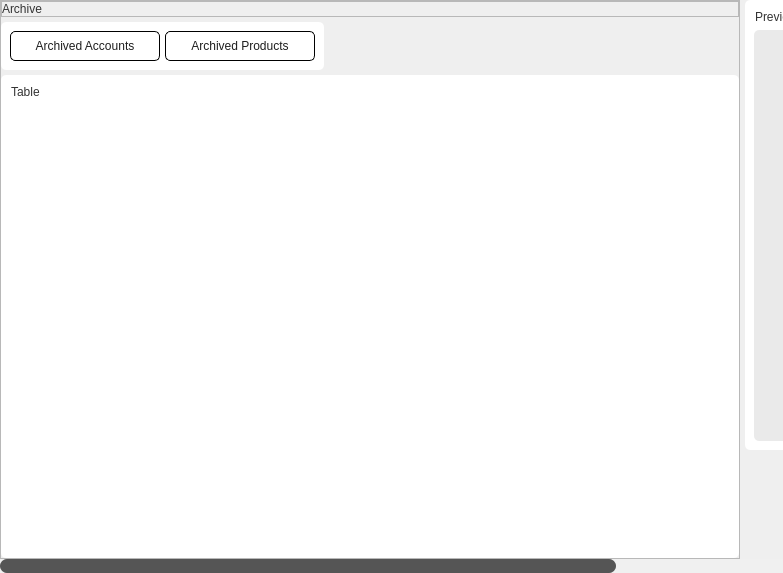
This is app/src/ui/NEW/archive_page.ui in Kazu0210/Inventory-System as Qt 5 draws it before an edit. The edited form follows.
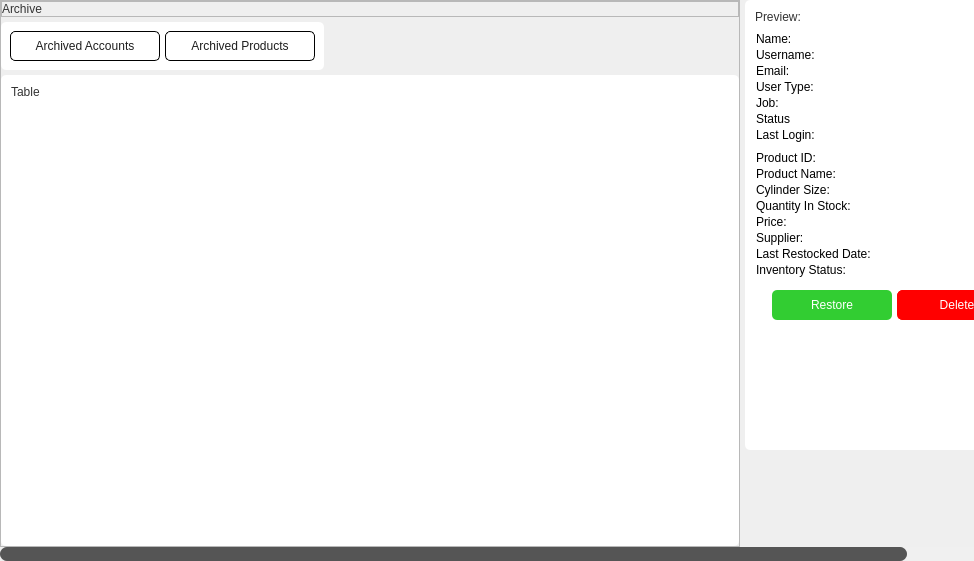
This is the edited form.

Commit message: "Removed _id field from temp_user_data.json"

Patch:
```diff
--- a/app/src/ui/NEW/archive_page.ui
+++ b/app/src/ui/NEW/archive_page.ui
@@ -6,8 +6,8 @@
    <rect>
     <x>0</x>
     <y>0</y>
-    <width>783</width>
-    <height>573</height>
+    <width>974</width>
+    <height>561</height>
    </rect>
   </property>
   <property name="windowTitle">
@@ -90,10 +90,10 @@
      <widget class="QWidget" name="scrollAreaWidgetContents">
       <property name="geometry">
        <rect>
-        <x>-212</x>
+        <x>-71</x>
         <y>0</y>
-        <width>995</width>
-        <height>556</height>
+        <width>1045</width>
+        <height>544</height>
        </rect>
       </property>
       <layout class="QHBoxLayout" name="horizontalLayout">
@@ -319,7 +319,7 @@
                  <number>0</number>
                 </property>
                 <item alignment="Qt::AlignLeft">
-                 <widget class="QLabel" name="label_2">
+                 <widget class="QLabel" name="table_name_label">
                   <property name="styleSheet">
                    <string notr="true">font: 87 16pt &quot;Noto Sans Black&quot;;
 color: #333333;</string>
@@ -350,7 +350,7 @@
         <widget class="QFrame" name="frame">
          <property name="minimumSize">
           <size>
-           <width>250</width>
+           <width>300</width>
            <height>450</height>
           </size>
          </property>
@@ -379,7 +379,7 @@
           <property name="spacing">
            <number>5</number>
           </property>
-          <item alignment="Qt::AlignTop">
+          <item>
            <widget class="QFrame" name="frame_7">
             <property name="frameShape">
              <enum>QFrame::StyledPanel</enum>
@@ -418,69 +418,1000 @@
            </widget>
           </item>
           <item>
-           <widget class="QScrollArea" name="scrollArea_2">
-            <property name="styleSheet">
-             <string notr="true">#scrollArea_2{
-background-color: #EAEAEA;
+           <widget class="QFrame" name="archive_account_frame">
+            <property name="frameShape">
+             <enum>QFrame::StyledPanel</enum>
+            </property>
+            <property name="frameShadow">
+             <enum>QFrame::Raised</enum>
+            </property>
+            <layout class="QVBoxLayout" name="verticalLayout_5">
+             <property name="spacing">
+              <number>0</number>
+             </property>
+             <property name="leftMargin">
+              <number>0</number>
+             </property>
+             <property name="topMargin">
+              <number>0</number>
+             </property>
+             <property name="rightMargin">
+              <number>0</number>
+             </property>
+             <property name="bottomMargin">
+              <number>0</number>
+             </property>
+             <item>
+              <widget class="QFrame" name="frame_8">
+               <property name="frameShape">
+                <enum>QFrame::StyledPanel</enum>
+               </property>
+               <property name="frameShadow">
+                <enum>QFrame::Raised</enum>
+               </property>
+               <layout class="QHBoxLayout" name="horizontalLayout_6">
+                <property name="spacing">
+                 <number>5</number>
+                </property>
+                <property name="leftMargin">
+                 <number>0</number>
+                </property>
+                <property name="topMargin">
+                 <number>0</number>
+                </property>
+                <property name="rightMargin">
+                 <number>0</number>
+                </property>
+                <property name="bottomMargin">
+                 <number>0</number>
+                </property>
+                <item>
+                 <widget class="QLabel" name="label_2">
+                  <property name="minimumSize">
+                   <size>
+                    <width>80</width>
+                    <height>0</height>
+                   </size>
+                  </property>
+                  <property name="maximumSize">
+                   <size>
+                    <width>80</width>
+                    <height>16777215</height>
+                   </size>
+                  </property>
+                  <property name="styleSheet">
+                   <string notr="true">font: 63 10pt &quot;Noto Sans SemiBold&quot;;</string>
+                  </property>
+                  <property name="text">
+                   <string>Name:</string>
+                  </property>
+                 </widget>
+                </item>
+                <item>
+                 <widget class="QLabel" name="name_label">
+                  <property name="text">
+                   <string/>
+                  </property>
+                 </widget>
+                </item>
+               </layout>
+              </widget>
+             </item>
+             <item>
+              <widget class="QFrame" name="frame_13">
+               <property name="frameShape">
+                <enum>QFrame::StyledPanel</enum>
+               </property>
+               <property name="frameShadow">
+                <enum>QFrame::Raised</enum>
+               </property>
+               <layout class="QHBoxLayout" name="horizontalLayout_11">
+                <property name="spacing">
+                 <number>5</number>
+                </property>
+                <property name="leftMargin">
+                 <number>0</number>
+                </property>
+                <property name="topMargin">
+                 <number>0</number>
+                </property>
+                <property name="rightMargin">
+                 <number>0</number>
+                </property>
+                <property name="bottomMargin">
+                 <number>0</number>
+                </property>
+                <item>
+                 <widget class="QLabel" name="label_4">
+                  <property name="minimumSize">
+                   <size>
+                    <width>80</width>
+                    <height>0</height>
+                   </size>
+                  </property>
+                  <property name="maximumSize">
+                   <size>
+                    <width>80</width>
+                    <height>16777215</height>
+                   </size>
+                  </property>
+                  <property name="styleSheet">
+                   <string notr="true">font: 63 10pt &quot;Noto Sans SemiBold&quot;;</string>
+                  </property>
+                  <property name="text">
+                   <string>Username:</string>
+                  </property>
+                 </widget>
+                </item>
+                <item>
+                 <widget class="QLabel" name="username_label">
+                  <property name="text">
+                   <string/>
+                  </property>
+                 </widget>
+                </item>
+               </layout>
+              </widget>
+             </item>
+             <item>
+              <widget class="QFrame" name="frame_11">
+               <property name="frameShape">
+                <enum>QFrame::StyledPanel</enum>
+               </property>
+               <property name="frameShadow">
+                <enum>QFrame::Raised</enum>
+               </property>
+               <layout class="QHBoxLayout" name="horizontalLayout_9">
+                <property name="spacing">
+                 <number>5</number>
+                </property>
+                <property name="leftMargin">
+                 <number>0</number>
+                </property>
+                <property name="topMargin">
+                 <number>0</number>
+                </property>
+                <property name="rightMargin">
+                 <number>0</number>
+                </property>
+                <property name="bottomMargin">
+                 <number>0</number>
+                </property>
+                <item>
+                 <widget class="QLabel" name="label_5">
+                  <property name="minimumSize">
+                   <size>
+                    <width>80</width>
+                    <height>0</height>
+                   </size>
+                  </property>
+                  <property name="maximumSize">
+                   <size>
+                    <width>80</width>
+                    <height>16777215</height>
+                   </size>
+                  </property>
+                  <property name="styleSheet">
+                   <string notr="true">font: 63 10pt &quot;Noto Sans SemiBold&quot;;</string>
+                  </property>
+                  <property name="text">
+                   <string>Email:</string>
+                  </property>
+                 </widget>
+                </item>
+                <item>
+                 <widget class="QLabel" name="email_label">
+                  <property name="text">
+                   <string/>
+                  </property>
+                 </widget>
+                </item>
+               </layout>
+              </widget>
+             </item>
+             <item>
+              <widget class="QFrame" name="frame_12">
+               <property name="frameShape">
+                <enum>QFrame::StyledPanel</enum>
+               </property>
+               <property name="frameShadow">
+                <enum>QFrame::Raised</enum>
+               </property>
+               <layout class="QHBoxLayout" name="horizontalLayout_10">
+                <property name="spacing">
+                 <number>5</number>
+                </property>
+                <property name="leftMargin">
+                 <number>0</number>
+                </property>
+                <property name="topMargin">
+                 <number>0</number>
+                </property>
+                <property name="rightMargin">
+                 <number>0</number>
+                </property>
+                <property name="bottomMargin">
+                 <number>0</number>
+                </property>
+                <item>
+                 <widget class="QLabel" name="label_7">
+                  <property name="minimumSize">
+                   <size>
+                    <width>80</width>
+                    <height>0</height>
+                   </size>
+                  </property>
+                  <property name="maximumSize">
+                   <size>
+                    <width>80</width>
+                    <height>16777215</height>
+                   </size>
+                  </property>
+                  <property name="styleSheet">
+                   <string notr="true">font: 63 10pt &quot;Noto Sans SemiBold&quot;;</string>
+                  </property>
+                  <property name="text">
+                   <string>User Type:</string>
+                  </property>
+                 </widget>
+                </item>
+                <item>
+                 <widget class="QLabel" name="usertype_label">
+                  <property name="text">
+                   <string/>
+                  </property>
+                 </widget>
+                </item>
+               </layout>
+              </widget>
+             </item>
+             <item>
+              <widget class="QFrame" name="frame_10">
+               <property name="frameShape">
+                <enum>QFrame::StyledPanel</enum>
+               </property>
+               <property name="frameShadow">
+                <enum>QFrame::Raised</enum>
+               </property>
+               <layout class="QHBoxLayout" name="horizontalLayout_8">
+                <property name="spacing">
+                 <number>5</number>
+                </property>
+                <property name="leftMargin">
+                 <number>0</number>
+                </property>
+                <property name="topMargin">
+                 <number>0</number>
+                </property>
+                <property name="rightMargin">
+                 <number>0</number>
+                </property>
+                <property name="bottomMargin">
+                 <number>0</number>
+                </property>
+                <item>
+                 <widget class="QLabel" name="label_9">
+                  <property name="minimumSize">
+                   <size>
+                    <width>80</width>
+                    <height>0</height>
+                   </size>
+                  </property>
+                  <property name="maximumSize">
+                   <size>
+                    <width>80</width>
+                    <height>16777215</height>
+                   </size>
+                  </property>
+                  <property name="styleSheet">
+                   <string notr="true">font: 63 10pt &quot;Noto Sans SemiBold&quot;;</string>
+                  </property>
+                  <property name="text">
+                   <string>Job:</string>
+                  </property>
+                 </widget>
+                </item>
+                <item>
+                 <widget class="QLabel" name="job_label">
+                  <property name="text">
+                   <string/>
+                  </property>
+                 </widget>
+                </item>
+               </layout>
+              </widget>
+             </item>
+             <item>
+              <widget class="QFrame" name="frame_14">
+               <property name="frameShape">
+                <enum>QFrame::StyledPanel</enum>
+               </property>
+               <property name="frameShadow">
+                <enum>QFrame::Raised</enum>
+               </property>
+               <layout class="QHBoxLayout" name="horizontalLayout_12">
+                <property name="spacing">
+                 <number>5</number>
+                </property>
+                <property name="leftMargin">
+                 <number>0</number>
+                </property>
+                <property name="topMargin">
+                 <number>0</number>
+                </property>
+                <property name="rightMargin">
+                 <number>0</number>
+                </property>
+                <property name="bottomMargin">
+                 <number>0</number>
+                </property>
+                <item>
+                 <widget class="QLabel" name="label_11">
+                  <property name="minimumSize">
+                   <size>
+                    <width>80</width>
+                    <height>0</height>
+                   </size>
+                  </property>
+                  <property name="maximumSize">
+                   <size>
+                    <width>80</width>
+                    <height>16777215</height>
+                   </size>
+                  </property>
+                  <property name="styleSheet">
+                   <string notr="true">font: 63 10pt &quot;Noto Sans SemiBold&quot;;</string>
+                  </property>
+                  <property name="text">
+                   <string>Status</string>
+                  </property>
+                 </widget>
+                </item>
+                <item>
+                 <widget class="QLabel" name="status_label">
+                  <property name="text">
+                   <string/>
+                  </property>
+                 </widget>
+                </item>
+               </layout>
+              </widget>
+             </item>
+             <item>
+              <widget class="QFrame" name="frame_9">
+               <property name="frameShape">
+                <enum>QFrame::StyledPanel</enum>
+               </property>
+               <property name="frameShadow">
+                <enum>QFrame::Raised</enum>
+               </property>
+               <layout class="QHBoxLayout" name="horizontalLayout_7">
+                <property name="spacing">
+                 <number>5</number>
+                </property>
+                <property name="leftMargin">
+                 <number>0</number>
+                </property>
+                <property name="topMargin">
+                 <number>0</number>
+                </property>
+                <property name="rightMargin">
+                 <number>0</number>
+                </property>
+                <property name="bottomMargin">
+                 <number>0</number>
+                </property>
+                <item>
+                 <widget class="QLabel" name="label_13">
+                  <property name="minimumSize">
+                   <size>
+                    <width>80</width>
+                    <height>0</height>
+                   </size>
+                  </property>
+                  <property name="maximumSize">
+                   <size>
+                    <width>80</width>
+                    <height>16777215</height>
+                   </size>
+                  </property>
+                  <property name="styleSheet">
+                   <string notr="true">font: 63 10pt &quot;Noto Sans SemiBold&quot;;</string>
+                  </property>
+                  <property name="text">
+                   <string>Last Login:</string>
+                  </property>
+                 </widget>
+                </item>
+                <item>
+                 <widget class="QLabel" name="lastlogin_label">
+                  <property name="text">
+                   <string/>
+                  </property>
+                 </widget>
+                </item>
+               </layout>
+              </widget>
+             </item>
+            </layout>
+           </widget>
+          </item>
+          <item>
+           <widget class="QFrame" name="archive_product_frame">
+            <property name="frameShape">
+             <enum>QFrame::StyledPanel</enum>
+            </property>
+            <property name="frameShadow">
+             <enum>QFrame::Raised</enum>
+            </property>
+            <layout class="QVBoxLayout" name="verticalLayout_6">
+             <property name="spacing">
+              <number>0</number>
+             </property>
+             <property name="leftMargin">
+              <number>0</number>
+             </property>
+             <property name="topMargin">
+              <number>0</number>
+             </property>
+             <property name="rightMargin">
+              <number>0</number>
+             </property>
+             <property name="bottomMargin">
+              <number>5</number>
+             </property>
+             <item>
+              <widget class="QFrame" name="frame_15">
+               <property name="frameShape">
+                <enum>QFrame::StyledPanel</enum>
+               </property>
+               <property name="frameShadow">
+                <enum>QFrame::Raised</enum>
+               </property>
+               <layout class="QHBoxLayout" name="horizontalLayout_13">
+                <property name="spacing">
+                 <number>5</number>
+                </property>
+                <property name="leftMargin">
+                 <number>0</number>
+                </property>
+                <property name="topMargin">
+                 <number>0</number>
+                </property>
+                <property name="rightMargin">
+                 <number>0</number>
+                </property>
+                <property name="bottomMargin">
+                 <number>0</number>
+                </property>
+                <item>
+                 <widget class="QLabel" name="label_6">
+                  <property name="minimumSize">
+                   <size>
+                    <width>150</width>
+                    <height>0</height>
+                   </size>
+                  </property>
+                  <property name="maximumSize">
+                   <size>
+                    <width>150</width>
+                    <height>16777215</height>
+                   </size>
+                  </property>
+                  <property name="styleSheet">
+                   <string notr="true">font: 63 10pt &quot;Noto Sans SemiBold&quot;;</string>
+                  </property>
+                  <property name="text">
+                   <string>Product ID:</string>
+                  </property>
+                 </widget>
+                </item>
+                <item>
+                 <widget class="QLabel" name="productid_label">
+                  <property name="text">
+                   <string/>
+                  </property>
+                 </widget>
+                </item>
+               </layout>
+              </widget>
+             </item>
+             <item>
+              <widget class="QFrame" name="frame_20">
+               <property name="frameShape">
+                <enum>QFrame::StyledPanel</enum>
+               </property>
+               <property name="frameShadow">
+                <enum>QFrame::Raised</enum>
+               </property>
+               <layout class="QHBoxLayout" name="horizontalLayout_18">
+                <property name="spacing">
+                 <number>5</number>
+                </property>
+                <property name="leftMargin">
+                 <number>0</number>
+                </property>
+                <property name="topMargin">
+                 <number>0</number>
+                </property>
+                <property name="rightMargin">
+                 <number>0</number>
+                </property>
+                <property name="bottomMargin">
+                 <number>0</number>
+                </property>
+                <item>
+                 <widget class="QLabel" name="label_15">
+                  <property name="minimumSize">
+                   <size>
+                    <width>150</width>
+                    <height>0</height>
+                   </size>
+                  </property>
+                  <property name="maximumSize">
+                   <size>
+                    <width>150</width>
+                    <height>16777215</height>
+                   </size>
+                  </property>
+                  <property name="styleSheet">
+                   <string notr="true">font: 63 10pt &quot;Noto Sans SemiBold&quot;;</string>
+                  </property>
+                  <property name="text">
+                   <string>Product Name:</string>
+                  </property>
+                 </widget>
+                </item>
+                <item>
+                 <widget class="QLabel" name="product_name_label">
+                  <property name="text">
+                   <string/>
+                  </property>
+                 </widget>
+                </item>
+               </layout>
+              </widget>
+             </item>
+             <item>
+              <widget class="QFrame" name="frame_18">
+               <property name="frameShape">
+                <enum>QFrame::StyledPanel</enum>
+               </property>
+               <property name="frameShadow">
+                <enum>QFrame::Raised</enum>
+               </property>
+               <layout class="QHBoxLayout" name="horizontalLayout_16">
+                <property name="spacing">
+                 <number>5</number>
+                </property>
+                <property name="leftMargin">
+                 <number>0</number>
+                </property>
+                <property name="topMargin">
+                 <number>0</number>
+                </property>
+                <property name="rightMargin">
+                 <number>0</number>
+                </property>
+                <property name="bottomMargin">
+                 <number>0</number>
+                </property>
+                <item>
+                 <widget class="QLabel" name="label_8">
+                  <property name="minimumSize">
+                   <size>
+                    <width>150</width>
+                    <height>0</height>
+                   </size>
+                  </property>
+                  <property name="maximumSize">
+                   <size>
+                    <width>150</width>
+                    <height>16777215</height>
+                   </size>
+                  </property>
+                  <property name="styleSheet">
+                   <string notr="true">font: 63 10pt &quot;Noto Sans SemiBold&quot;;</string>
+                  </property>
+                  <property name="text">
+                   <string>Cylinder Size:</string>
+                  </property>
+                 </widget>
+                </item>
+                <item>
+                 <widget class="QLabel" name="cylinder_size_label">
+                  <property name="text">
+                   <string/>
+                  </property>
+                 </widget>
+                </item>
+               </layout>
+              </widget>
+             </item>
+             <item>
+              <widget class="QFrame" name="frame_19">
+               <property name="frameShape">
+                <enum>QFrame::StyledPanel</enum>
+               </property>
+               <property name="frameShadow">
+                <enum>QFrame::Raised</enum>
+               </property>
+               <layout class="QHBoxLayout" name="horizontalLayout_17">
+                <property name="spacing">
+                 <number>5</number>
+                </property>
+                <property name="leftMargin">
+                 <number>0</number>
+                </property>
+                <property name="topMargin">
+                 <number>0</number>
+                </property>
+                <property name="rightMargin">
+                 <number>0</number>
+                </property>
+                <property name="bottomMargin">
+                 <number>0</number>
+                </property>
+                <item>
+                 <widget class="QLabel" name="label_12">
+                  <property name="minimumSize">
+                   <size>
+                    <width>150</width>
+                    <height>0</height>
+                   </size>
+                  </property>
+                  <property name="maximumSize">
+                   <size>
+                    <width>150</width>
+                    <height>16777215</height>
+                   </size>
+                  </property>
+                  <property name="styleSheet">
+                   <string notr="true">font: 63 10pt &quot;Noto Sans SemiBold&quot;;</string>
+                  </property>
+                  <property name="text">
+                   <string>Quantity In Stock:</string>
+                  </property>
+                 </widget>
+                </item>
+                <item>
+                 <widget class="QLabel" name="quantity_label">
+                  <property name="text">
+                   <string/>
+                  </property>
+                 </widget>
+                </item>
+               </layout>
+              </widget>
+             </item>
+             <item>
+              <widget class="QFrame" name="frame_17">
+               <property name="frameShape">
+                <enum>QFrame::StyledPanel</enum>
+               </property>
+               <property name="frameShadow">
+                <enum>QFrame::Raised</enum>
+               </property>
+               <layout class="QHBoxLayout" name="horizontalLayout_15">
+                <property name="spacing">
+                 <number>5</number>
+                </property>
+                <property name="leftMargin">
+                 <number>0</number>
+                </property>
+                <property name="topMargin">
+                 <number>0</number>
+                </property>
+                <property name="rightMargin">
+                 <number>0</number>
+                </property>
+                <property name="bottomMargin">
+                 <number>0</number>
+                </property>
+                <item>
+                 <widget class="QLabel" name="label_10">
+                  <property name="minimumSize">
+                   <size>
+                    <width>150</width>
+                    <height>0</height>
+                   </size>
+                  </property>
+                  <property name="maximumSize">
+                   <size>
+                    <width>150</width>
+                    <height>16777215</height>
+                   </size>
+                  </property>
+                  <property name="styleSheet">
+                   <string notr="true">font: 63 10pt &quot;Noto Sans SemiBold&quot;;</string>
+                  </property>
+                  <property name="text">
+                   <string>Price:</string>
+                  </property>
+                 </widget>
+                </item>
+                <item>
+                 <widget class="QLabel" name="price_label">
+                  <property name="text">
+                   <string/>
+                  </property>
+                 </widget>
+                </item>
+               </layout>
+              </widget>
+             </item>
+             <item>
+              <widget class="QFrame" name="frame_21">
+               <property name="frameShape">
+                <enum>QFrame::StyledPanel</enum>
+               </property>
+               <property name="frameShadow">
+                <enum>QFrame::Raised</enum>
+               </property>
+               <layout class="QHBoxLayout" name="horizontalLayout_19">
+                <property name="spacing">
+                 <number>5</number>
+                </property>
+                <property name="leftMargin">
+                 <number>0</number>
+                </property>
+                <property name="topMargin">
+                 <number>0</number>
+                </property>
+                <property name="rightMargin">
+                 <number>0</number>
+                </property>
+                <property name="bottomMargin">
+                 <number>0</number>
+                </property>
+                <item>
+                 <widget class="QLabel" name="label_16">
+                  <property name="minimumSize">
+                   <size>
+                    <width>150</width>
+                    <height>0</height>
+                   </size>
+                  </property>
+                  <property name="maximumSize">
+                   <size>
+                    <width>150</width>
+                    <height>16777215</height>
+                   </size>
+                  </property>
+                  <property name="styleSheet">
+                   <string notr="true">font: 63 10pt &quot;Noto Sans SemiBold&quot;;</string>
+                  </property>
+                  <property name="text">
+                   <string>Supplier:</string>
+                  </property>
+                 </widget>
+                </item>
+                <item>
+                 <widget class="QLabel" name="supplier_label">
+                  <property name="text">
+                   <string/>
+                  </property>
+                 </widget>
+                </item>
+               </layout>
+              </widget>
+             </item>
+             <item>
+              <widget class="QFrame" name="frame_16">
+               <property name="frameShape">
+                <enum>QFrame::StyledPanel</enum>
+               </property>
+               <property name="frameShadow">
+                <enum>QFrame::Raised</enum>
+               </property>
+               <layout class="QHBoxLayout" name="horizontalLayout_14">
+                <property name="spacing">
+                 <number>5</number>
+                </property>
+                <property name="leftMargin">
+                 <number>0</number>
+                </property>
+                <property name="topMargin">
+                 <number>0</number>
+                </property>
+                <property name="rightMargin">
+                 <number>0</number>
+                </property>
+                <property name="bottomMargin">
+                 <number>0</number>
+                </property>
+                <item>
+                 <widget class="QLabel" name="label_14">
+                  <property name="minimumSize">
+                   <size>
+                    <width>150</width>
+                    <height>0</height>
+                   </size>
+                  </property>
+                  <property name="maximumSize">
+                   <size>
+                    <width>150</width>
+                    <height>16777215</height>
+                   </size>
+                  </property>
+                  <property name="styleSheet">
+                   <string notr="true">font: 63 10pt &quot;Noto Sans SemiBold&quot;;</string>
+                  </property>
+                  <property name="text">
+                   <string>Last Restocked Date:</string>
+                  </property>
+                 </widget>
+                </item>
+                <item>
+                 <widget class="QLabel" name="restock_date_label">
+                  <property name="text">
+                   <string/>
+                  </property>
+                 </widget>
+                </item>
+               </layout>
+              </widget>
+             </item>
+             <item>
+              <widget class="QFrame" name="frame_22">
+               <property name="frameShape">
+                <enum>QFrame::StyledPanel</enum>
+               </property>
+               <property name="frameShadow">
+                <enum>QFrame::Raised</enum>
+               </property>
+               <layout class="QHBoxLayout" name="horizontalLayout_20">
+                <property name="spacing">
+                 <number>5</number>
+                </property>
+                <property name="leftMargin">
+                 <number>0</number>
+                </property>
+                <property name="topMargin">
+                 <number>0</number>
+                </property>
+                <property name="rightMargin">
+                 <number>0</number>
+                </property>
+                <property name="bottomMargin">
+                 <number>0</number>
+                </property>
+                <item>
+                 <widget class="QLabel" name="label_17">
+                  <property name="minimumSize">
+                   <size>
+                    <width>150</width>
+                    <height>0</height>
+                   </size>
+                  </property>
+                  <property name="maximumSize">
+                   <size>
+                    <width>150</width>
+                    <height>16777215</height>
+                   </size>
+                  </property>
+                  <property name="styleSheet">
+                   <string notr="true">font: 63 10pt &quot;Noto Sans SemiBold&quot;;</string>
+                  </property>
+                  <property name="text">
+                   <string>Inventory Status:</string>
+                  </property>
+                 </widget>
+                </item>
+                <item>
+                 <widget class="QLabel" name="inv_stat_label">
+                  <property name="styleSheet">
+                   <string notr="true">color: red;</string>
+                  </property>
+                  <property name="text">
+                   <string/>
+                  </property>
+                 </widget>
+                </item>
+               </layout>
+              </widget>
+             </item>
+            </layout>
+           </widget>
+          </item>
+          <item alignment="Qt::AlignHCenter|Qt::AlignVCenter">
+           <widget class="QFrame" name="frame_23">
+            <property name="frameShape">
+             <enum>QFrame::StyledPanel</enum>
+            </property>
+            <property name="frameShadow">
+             <enum>QFrame::Raised</enum>
+            </property>
+            <layout class="QHBoxLayout" name="horizontalLayout_21">
+             <property name="spacing">
+              <number>5</number>
+             </property>
+             <property name="leftMargin">
+              <number>0</number>
+             </property>
+             <property name="topMargin">
+              <number>0</number>
+             </property>
+             <property name="rightMargin">
+              <number>0</number>
+             </property>
+             <property name="bottomMargin">
+              <number>0</number>
+             </property>
+             <item>
+              <widget class="QPushButton" name="restore_pushButton">
+               <property name="minimumSize">
+                <size>
+                 <width>120</width>
+                 <height>30</height>
+                </size>
+               </property>
+               <property name="maximumSize">
+                <size>
+                 <width>120</width>
+                 <height>30</height>
+                </size>
+               </property>
+               <property name="cursor">
+                <cursorShape>PointingHandCursor</cursorShape>
+               </property>
+               <property name="styleSheet">
+                <string notr="true">background-color: #32CD32;
+color: #fff;
+font: 87 10pt &quot;Noto Sans Black&quot;;
 border: none;
+border-radius: 5px;</string>
+               </property>
+               <property name="text">
+                <string>Restore</string>
+               </property>
+              </widget>
+             </item>
+             <item>
+              <widget class="QPushButton" name="delete_pushButton">
+               <property name="minimumSize">
+                <size>
+                 <width>120</width>
+                 <height>30</height>
+                </size>
+               </property>
+               <property name="maximumSize">
+                <size>
+                 <width>120</width>
+                 <height>30</height>
+                </size>
+               </property>
+               <property name="cursor">
+                <cursorShape>PointingHandCursor</cursorShape>
+               </property>
+               <property name="styleSheet">
+                <string notr="true">background-color: red;
+color: #fff;
+border: 1px solid red;
 border-radius: 5px;
-}
-
-QScrollBar:hover{
- cursor: pointer;
-}
-            QScrollBar:vertical {
-                border: none;
-                background: #F0F0F0;
-                width: 14px;
-                margin: 0px 0px 0px 0px;
-            }
-            QScrollBar::handle:vertical {
-                background: #90A4AE;
-                border-radius: 7px;
-                min-height: 30px;
-            }
-            QScrollBar::add-line:vertical, QScrollBar::sub-line:vertical {
-                height: 0px;
-                background: none;
-            }
-            QScrollBar::add-page:vertical, QScrollBar::sub-page:vertical {
-                background: #F0F0F0;
-            }
-            QScrollBar:horizontal {
-                border: none;
-                background: #f0f0f0;
-                height: 14px;
-                margin: 0px 0px 0px 0px;
-            }
-            QScrollBar::handle:horizontal {
-                background: #555;
-                border-radius: 7px;
-                min-width: 30px;
-            }
-            QScrollBar::add-line:horizontal, QScrollBar::sub-line:horizontal {
-                width: 0px;
-                background: none;
-            }
-            QScrollBar::add-page:horizontal, QScrollBar::sub-page:horizontal {
-                background: #f0f0f0;
-            }</string>
-            </property>
-            <property name="widgetResizable">
-             <bool>true</bool>
-            </property>
-            <widget class="QWidget" name="scrollAreaWidgetContents_2">
-             <property name="geometry">
-              <rect>
-               <x>0</x>
-               <y>0</y>
-               <width>232</width>
-               <height>401</height>
-              </rect>
-             </property>
-            </widget>
+font: 87 10pt &quot;Noto Sans Black&quot;;</string>
+               </property>
+               <property name="text">
+                <string>Delete</string>
+               </property>
+              </widget>
+             </item>
+            </layout>
            </widget>
           </item>
+          <item>
+           <spacer name="verticalSpacer">
+            <property name="orientation">
+             <enum>Qt::Vertical</enum>
+            </property>
+            <property name="sizeHint" stdset="0">
+             <size>
+              <width>20</width>
+              <height>40</height>
+             </size>
+            </property>
+           </spacer>
+          </item>
          </layout>
         </widget>
        </item>
```
The commit also changes 16 other files.
